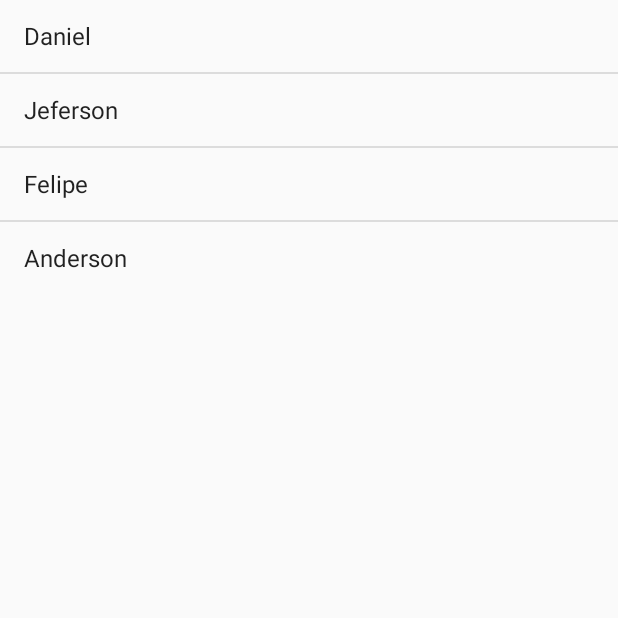
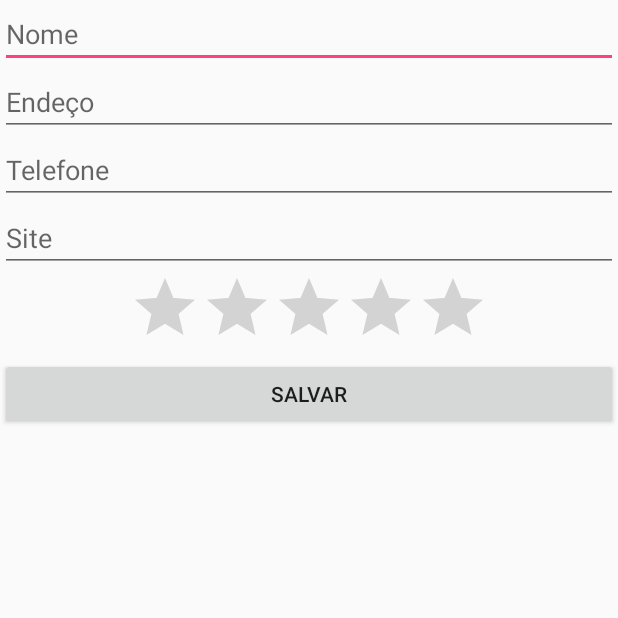
Before and after one commit to diegodamato/android1-alura, an Android app: the screen it shows after launch (ListaAlunosActivity before the commit, formularioActivity after it), on a phone screen of 412 x 824 dp, the top half of it. Run offline under Robolectric (Android 15) with nearby library versions, the light colour scheme and no system bars.

Commit message:
Finalizando aula2

```diff
--- a/app/src/main/AndroidManifest.xml
+++ b/app/src/main/AndroidManifest.xml
@@ -13,6 +13,12 @@
             android:name=".ListaAlunosActivity"
             android:label="@string/app_name"
             android:theme="@style/AppTheme.NoActionBar">
+
+        </activity>
+        <activity
+            android:name=".formularioActivity"
+            android:label="@string/title_activity_formulario"
+            android:theme="@style/AppTheme.NoActionBar">
             <intent-filter>
                 <action android:name="android.intent.action.MAIN" />
 
--- /dev/null
+++ b/app/src/main/java/br/com/alura/agenda/formularioActivity.java
@@ -0,0 +1,29 @@
+package br.com.alura.agenda;
+
+import android.os.Bundle;
+import android.support.design.widget.FloatingActionButton;
+import android.support.design.widget.Snackbar;
+import android.support.v7.app.AppCompatActivity;
+import android.support.v7.widget.Toolbar;
+import android.view.View;
+import android.widget.Button;
+import android.widget.Toast;
+
+public class formularioActivity extends AppCompatActivity {
+
+    @Override
+    protected void onCreate(Bundle savedInstanceState) {
+        super.onCreate(savedInstanceState);
+        setContentView(R.layout.activity_formulario);
+
+        Button botaoSalvar = (Button) findViewById(R.id.formulario_salvar);
+
+        botaoSalvar.setOnClickListener(new View.OnClickListener() {
+            @Override
+            public void onClick(View v) {
+                Toast.makeText(formularioActivity.this, "Botão clicado.", Toast.LENGTH_SHORT).show();
+            }
+        });
+    }
+
+}
--- /dev/null
+++ b/app/src/main/res/layout/activity_formulario.xml
@@ -0,0 +1,53 @@
+<?xml version="1.0" encoding="utf-8"?>
+<ScrollView
+    xmlns:android="http://schemas.android.com/apk/res/android"
+    android:layout_width="match_parent"
+    android:layout_height="match_parent" >
+
+    <LinearLayout xmlns:android="http://schemas.android.com/apk/res/android"
+        android:layout_width="match_parent"
+        android:layout_height="match_parent"
+        android:orientation="vertical">
+
+        <EditText
+            android:hint="Nome"
+            android:layout_width="match_parent"
+            android:layout_height="wrap_content"
+            android:id="@+id/formulario_nome"/>
+
+        <EditText
+            android:hint="Endeço"
+            android:layout_width="match_parent"
+            android:layout_height="wrap_content"
+            android:id="@+id/formulario_endereco"/>
+
+        <EditText
+            android:hint="Telefone"
+            android:layout_width="match_parent"
+            android:layout_height="wrap_content"
+            android:id="@+id/formulario_telefone"/>
+
+        <EditText
+            android:hint="Site"
+            android:layout_width="match_parent"
+            android:layout_height="wrap_content"
+            android:id="@+id/formulario_site"/>
+
+        <RatingBar
+            android:layout_width="wrap_content"
+            android:layout_height="wrap_content"
+            android:numStars="5"
+            android:max="10"
+            android:layout_gravity="center"
+            android:id="@+id/formulario_nota"/>
+
+        <Button
+            android:layout_width="match_parent"
+            android:layout_height="wrap_content"
+            android:text="Salvar"
+            android:id="@+id/formulario_salvar"/>
+
+
+    </LinearLayout>
+
+</ScrollView>
--- a/app/src/main/res/values/strings.xml
+++ b/app/src/main/res/values/strings.xml
@@ -1,4 +1,5 @@
 <resources>
     <string name="app_name">Agenda</string>
     <string name="action_settings">Settings</string>
+    <string name="title_activity_formulario">Formulario</string>
 </resources>
```
